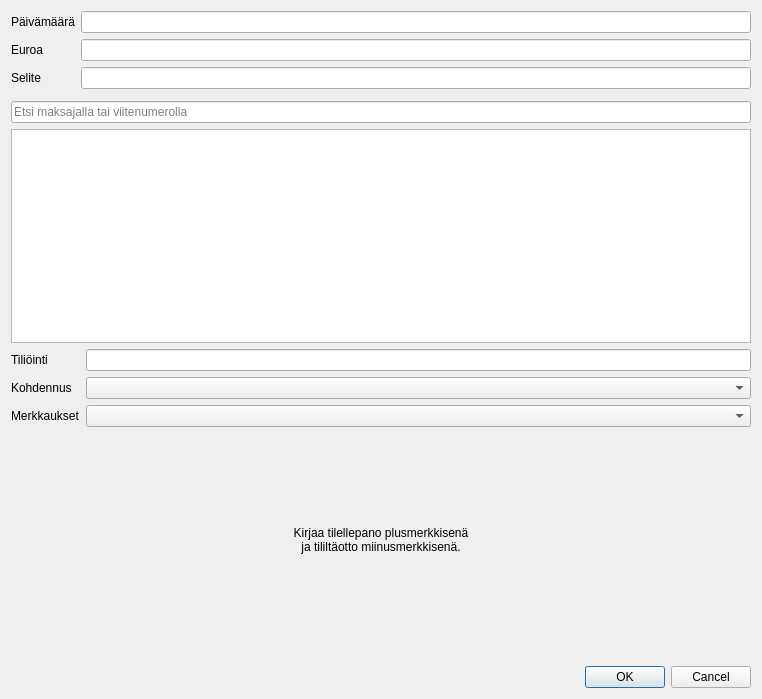
This is kitupiikki/apuri/tiliotekirjaaja.ui in artoh/kitupiikki as Qt 5 draws it before an edit. The edited form follows.
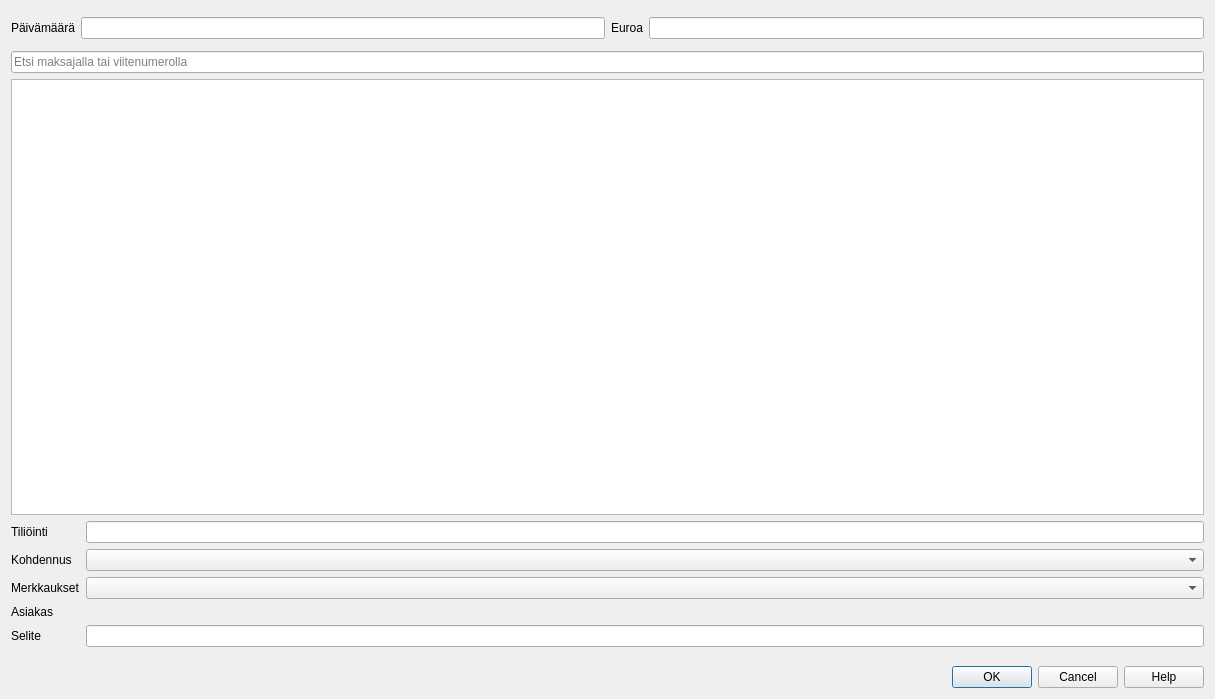
This is the edited form. Custom widgets are drawn as their Qt base class.

```diff
--- a/kitupiikki/apuri/tiliotekirjaaja.ui
+++ b/kitupiikki/apuri/tiliotekirjaaja.ui
@@ -6,7 +6,7 @@
    <rect>
     <x>0</x>
     <y>0</y>
-    <width>762</width>
+    <width>1215</width>
     <height>699</height>
    </rect>
   </property>
@@ -15,6 +15,11 @@
   </property>
   <layout class="QVBoxLayout" name="verticalLayout">
    <item>
+    <widget class="QTabBar" name="ylaTab" native="true"/>
+   </item>
+   <item>
+    <layout class="QHBoxLayout" name="horizontalLayout">
+     <item>
     <layout class="QFormLayout" name="formLayout">
      <item row="0" column="0">
       <widget class="QLabel" name="label">
@@ -29,7 +34,11 @@
      <item row="0" column="1">
       <widget class="KpDateEdit" name="pvmEdit"/>
      </item>
-     <item row="1" column="0">
+      </layout>
+     </item>
+     <item>
+      <layout class="QFormLayout" name="formLayout_3">
+       <item row="0" column="0">
       <widget class="QLabel" name="label_2">
        <property name="text">
         <string>Euroa</string>
@@ -39,25 +48,14 @@
        </property>
       </widget>
      </item>
-     <item row="1" column="1">
+       <item row="0" column="1">
       <widget class="KpEuroEdit" name="euroEdit">
        <property name="toolTip">
         <string>Kirjaa tililtä otto miinusmerkkisenä</string>
        </property>
       </widget>
      </item>
-     <item row="2" column="0">
-      <widget class="QLabel" name="label_3">
-       <property name="text">
-        <string>Selite</string>
-       </property>
-       <property name="buddy">
-        <cstring>seliteEdit</cstring>
-       </property>
-      </widget>
-     </item>
-     <item row="2" column="1">
-      <widget class="QLineEdit" name="seliteEdit"/>
+      </layout>
      </item>
     </layout>
    </item>
@@ -79,6 +77,18 @@
        <verstretch>10</verstretch>
       </sizepolicy>
      </property>
+     <property name="editTriggers">
+      <set>QAbstractItemView::NoEditTriggers</set>
+     </property>
+     <property name="selectionMode">
+      <enum>QAbstractItemView::SingleSelection</enum>
+     </property>
+     <property name="selectionBehavior">
+      <enum>QAbstractItemView::SelectRows</enum>
+     </property>
+     <attribute name="horizontalHeaderStretchLastSection">
+      <bool>true</bool>
+     </attribute>
     </widget>
    </item>
    <item>
@@ -122,24 +132,31 @@
      <item row="2" column="1">
       <widget class="CheckCombo" name="merkkausCC"/>
      </item>
+     <item row="3" column="0">
+      <widget class="QLabel" name="asiakasLabel">
+       <property name="text">
+        <string>Asiakas</string>
+       </property>
+      </widget>
+     </item>
+     <item row="3" column="1">
+      <widget class="AsiakasToimittajaValinta" name="asiakastoimittaja" native="true"/>
+     </item>
+     <item row="4" column="0">
+      <widget class="QLabel" name="seliteLabel">
+       <property name="text">
+        <string>Selite</string>
+       </property>
+       <property name="buddy">
+        <cstring>seliteEdit</cstring>
+       </property>
+      </widget>
+     </item>
+     <item row="4" column="1">
+      <widget class="QLineEdit" name="seliteEdit"/>
+     </item>
     </layout>
    </item>
-   <item>
-    <widget class="QLabel" name="ohjeLabel">
-     <property name="sizePolicy">
-      <sizepolicy hsizetype="Expanding" vsizetype="Expanding">
-       <horstretch>0</horstretch>
-       <verstretch>10</verstretch>
-      </sizepolicy>
-     </property>
-     <property name="text">
-      <string>&lt;html&gt;&lt;head/&gt;&lt;body&gt;&lt;p&gt;Kirjaa tilellepano plusmerkkisenä&lt;br/&gt;ja tililtäotto miinusmerkkisenä.&lt;/p&gt;&lt;/body&gt;&lt;/html&gt;</string>
-     </property>
-     <property name="alignment">
-      <set>Qt::AlignCenter</set>
-     </property>
-    </widget>
-   </item>
    <item>
     <spacer name="verticalSpacer">
      <property name="orientation">
@@ -159,7 +176,7 @@
       <enum>Qt::Horizontal</enum>
      </property>
      <property name="standardButtons">
-      <set>QDialogButtonBox::Cancel|QDialogButtonBox::Ok</set>
+      <set>QDialogButtonBox::Cancel|QDialogButtonBox::Help|QDialogButtonBox::Ok</set>
      </property>
     </widget>
    </item>
@@ -192,6 +209,12 @@
    <extends>QLineEdit</extends>
    <header>db/tilinvalintaline.h</header>
   </customwidget>
+  <customwidget>
+   <class>AsiakasToimittajaValinta</class>
+   <extends>QWidget</extends>
+   <header location="global">rekisteri/asiakastoimittajavalinta.h</header>
+   <container>1</container>
+  </customwidget>
  </customwidgets>
  <resources/>
  <connections>
```
Lines whose indentation alone changed are shown as unchanged.
